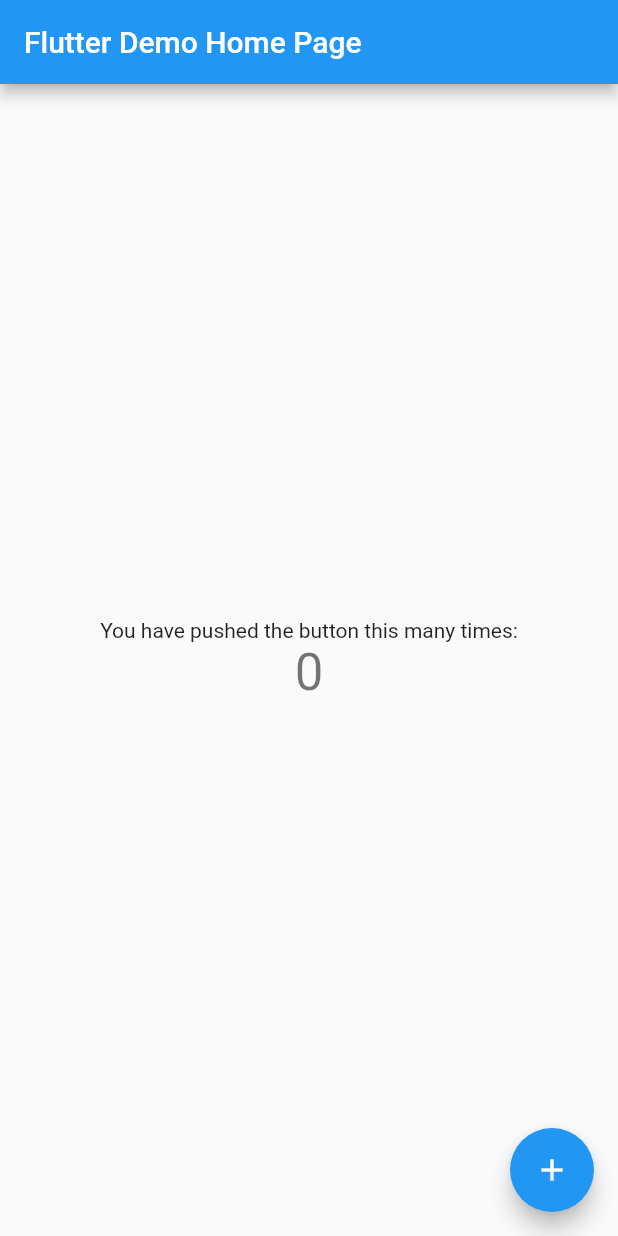
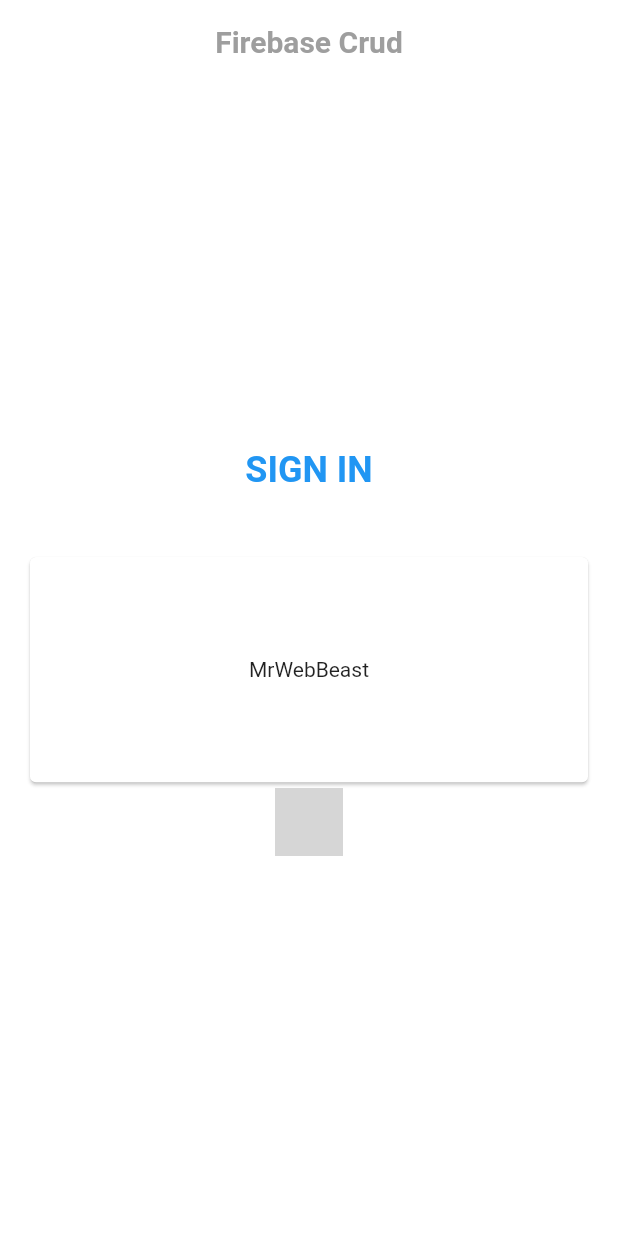
Before and after one commit to mrwebbeast/FirebaseCrud, a Flutter app: the screen it shows after launch, on a phone screen of 412 x 824 dp. Run offline on Flutter 3.47's test engine with Material 2 defaults, Android fonts, the phone set to English and light mode, and no system bars; our stand-ins replace cloud_firestore, firebase_auth, firebase_core, google_sign_in, shared_preferences; accounts and stored records are empty; grey boxes are pictures that could not be loaded.

Commit message:
Added Login Feature

```diff
--- /dev/null
+++ b/lib/Controllers/loginstatus.dart
@@ -0,0 +1,5 @@
+import 'package:shared_preferences/shared_preferences.dart';
+
+class LoginStatus {
+  static late SharedPreferences prefs;
+}
--- /dev/null
+++ b/lib/Views/login.dart
@@ -0,0 +1,99 @@
+import 'package:firebase_auth/firebase_auth.dart';
+import 'package:flutter/material.dart';
+
+import '../../Services/authentication.dart';
+
+class Login extends StatefulWidget {
+  const Login({Key? key}) : super(key: key);
+
+  @override
+  _LoginState createState() => _LoginState();
+}
+
+class _LoginState extends State<Login> {
+  static bool isLoading = false;
+  late String email, password;
+  final loginFormKey = GlobalKey<FormState>();
+  final FirebaseAuth auth = FirebaseAuth.instance;
+
+  signInWithGoogle() async {
+    setState(() {
+      isLoading = true;
+    });
+    await Authentication.signInWithGoogle(context: context);
+    setState(() {
+      isLoading = false;
+    });
+  }
+
+  @override
+  Widget build(BuildContext context) {
+    return Scaffold(
+      backgroundColor: Colors.white,
+      appBar: AppBar(
+        centerTitle: true,
+        title: Text(
+          "Firebase Crud",
+          style: TextStyle(color: Colors.grey.shade500),
+        ),
+        elevation: 0,
+      ),
+      body: isLoading
+          ? Center(
+              child: Column(
+                mainAxisAlignment: MainAxisAlignment.center,
+                children: const [
+                  CircularProgressIndicator(),
+                  SizedBox(
+                    height: 20,
+                  ),
+                  Text("Processing...")
+                ],
+              ),
+            )
+          : Padding(
+              padding: const EdgeInsets.all(8.0),
+              child: Form(
+                key: loginFormKey,
+                child: Padding(
+                  padding: const EdgeInsets.all(8.0),
+                  child: Column(
+                    mainAxisAlignment: MainAxisAlignment.center,
+                    children: [
+                      const Text(
+                        "SIGN IN",
+                        style: TextStyle(color: Colors.blue, fontSize: 24, fontWeight: FontWeight.bold),
+                      ),
+                      const SizedBox(
+                        height: 30,
+                      ),
+
+                      const SizedBox(height: 10),
+//Google Login Button
+                      Card(
+                        child: SizedBox(
+                          height: 150,
+                          width: MediaQuery.of(context).size.width,
+                          child: const Center(child: Text("MrWebBeast")),
+                        ),
+                      ),
+                      InkWell(
+                        onTap: () {
+                          signInWithGoogle();
+                        },
+                        child: Center(
+                          child: Image.asset(
+                            "assets/images/btn_google_signin.png",
+                            height: 45,
+                          ),
+                        ),
+                      ),
+                      const SizedBox(height: 10),
+                    ],
+                  ),
+                ),
+              ),
+            ),
+    );
+  }
+}
--- a/lib/main.dart
+++ b/lib/main.dart
@@ -1,115 +1,53 @@
+import 'package:firebase_core/firebase_core.dart';
+import 'package:firebasecrud/Views/addproducts.dart';
+import 'package:firebasecrud/Views/homepage.dart';
+import 'package:firebasecrud/Views/login.dart';
+import 'package:firebasecrud/Views/mysettings.dart';
+import 'package:firebasecrud/home.dart';
 import 'package:flutter/material.dart';
+import 'package:shared_preferences/shared_preferences.dart';
 
-void main() {
-  runApp(const MyApp());
+import 'Controllers/loginstatus.dart';
+
+Future main() async {
+  WidgetsFlutterBinding.ensureInitialized();
+  await Firebase.initializeApp();
+  LoginStatus.prefs = await SharedPreferences.getInstance();
+  runApp(
+    const MyApp(),
+  );
 }
 
 class MyApp extends StatelessWidget {
   const MyApp({Key? key}) : super(key: key);
 
-  // This widget is the root of your application.
   @override
   Widget build(BuildContext context) {
     return MaterialApp(
-      title: 'Flutter Demo',
+      title: 'Firebase Crud',
       theme: ThemeData(
-        // This is the theme of your application.
-        //
-        // Try running your application with "flutter run". You'll see the
-        // application has a blue toolbar. Then, without quitting the app, try
-        // changing the primarySwatch below to Colors.green and then invoke
-        // "hot reload" (press "r" in the console where you ran "flutter run",
-        // or simply save your changes to "hot reload" in a Flutter IDE).
-        // Notice that the counter didn't reset back to zero; the application
-        // is not restarted.
-        primarySwatch: Colors.blue,
+        appBarTheme: AppBarTheme(
+          color: Colors.white,
+          titleTextStyle: const TextStyle(
+            color: Colors.blue,
+            fontWeight: FontWeight.bold,
+            fontSize: 20,
+          ),
+          centerTitle: true,
+          elevation: 1,
+          iconTheme: IconThemeData(color: Colors.grey.shade600),
+          toolbarTextStyle: const TextStyle(color: Colors.grey),
+        ),
       ),
-      home: const MyHomePage(title: 'Flutter Demo Home Page'),
+      debugShowCheckedModeBanner: false,
+      home: LoginStatus.prefs.getBool("isLoggedIN") == true ? const Home() : const Login(),
+      routes: {
+        "/home": (context) => const Home(),
+        "/homePage": (context) => const Homepage(),
+        "/addProducts": (context) => const AddProducts(),
+        "/settings": (context) => const MySettings(),
+        "/login": (context) => const Login(),
+      },
     );
   }
 }
-
-class MyHomePage extends StatefulWidget {
-  const MyHomePage({Key? key, required this.title}) : super(key: key);
-
-  // This widget is the home page of your application. It is stateful, meaning
-  // that it has a State object (defined below) that contains fields that affect
-  // how it looks.
-
-  // This class is the configuration for the state. It holds the values (in this
-  // case the title) provided by the parent (in this case the App widget) and
-  // used by the build method of the State. Fields in a Widget subclass are
-  // always marked "final".
-
-  final String title;
-
-  @override
-  State<MyHomePage> createState() => _MyHomePageState();
-}
-
-class _MyHomePageState extends State<MyHomePage> {
-  int _counter = 0;
-
-  void _incrementCounter() {
-    setState(() {
-      // This call to setState tells the Flutter framework that something has
-      // changed in this State, which causes it to rerun the build method below
-      // so that the display can reflect the updated values. If we changed
-      // _counter without calling setState(), then the build method would not be
-      // called again, and so nothing would appear to happen.
-      _counter++;
-    });
-  }
-
-  @override
-  Widget build(BuildContext context) {
-    // This method is rerun every time setState is called, for instance as done
-    // by the _incrementCounter method above.
-    //
-    // The Flutter framework has been optimized to make rerunning build methods
-    // fast, so that you can just rebuild anything that needs updating rather
-    // than having to individually change instances of widgets.
-    return Scaffold(
-      appBar: AppBar(
-        // Here we take the value from the MyHomePage object that was created by
-        // the App.build method, and use it to set our appbar title.
-        title: Text(widget.title),
-      ),
-      body: Center(
-        // Center is a layout widget. It takes a single child and positions it
-        // in the middle of the parent.
-        child: Column(
-          // Column is also a layout widget. It takes a list of children and
-          // arranges them vertically. By default, it sizes itself to fit its
-          // children horizontally, and tries to be as tall as its parent.
-          //
-          // Invoke "debug painting" (press "p" in the console, choose the
-          // "Toggle Debug Paint" action from the Flutter Inspector in Android
-          // Studio, or the "Toggle Debug Paint" command in Visual Studio Code)
-          // to see the wireframe for each widget.
-          //
-          // Column has various properties to control how it sizes itself and
-          // how it positions its children. Here we use mainAxisAlignment to
-          // center the children vertically; the main axis here is the vertical
-          // axis because Columns are vertical (the cross axis would be
-          // horizontal).
-          mainAxisAlignment: MainAxisAlignment.center,
-          children: <Widget>[
-            const Text(
-              'You have pushed the button this many times:',
-            ),
-            Text(
-              '$_counter',
-              style: Theme.of(context).textTheme.headline4,
-            ),
-          ],
-        ),
-      ),
-      floatingActionButton: FloatingActionButton(
-        onPressed: _incrementCounter,
-        tooltip: 'Increment',
-        child: const Icon(Icons.add),
-      ), // This trailing comma makes auto-formatting nicer for build methods.
-    );
-  }
-}
```
Also changed, not shown: lib/Services/authentication.dart (added, +111 -0 lines), lib/Views/addproducts.dart (added, +28 -0 lines), lib/Views/homepage.dart (added, +41 -0 lines), lib/Views/mysettings.dart (added, +93 -0 lines), lib/home.dart (added, +92 -0 lines), pubspec.yaml (+11 -70 lines), pubspec.lock, 6 other files.
